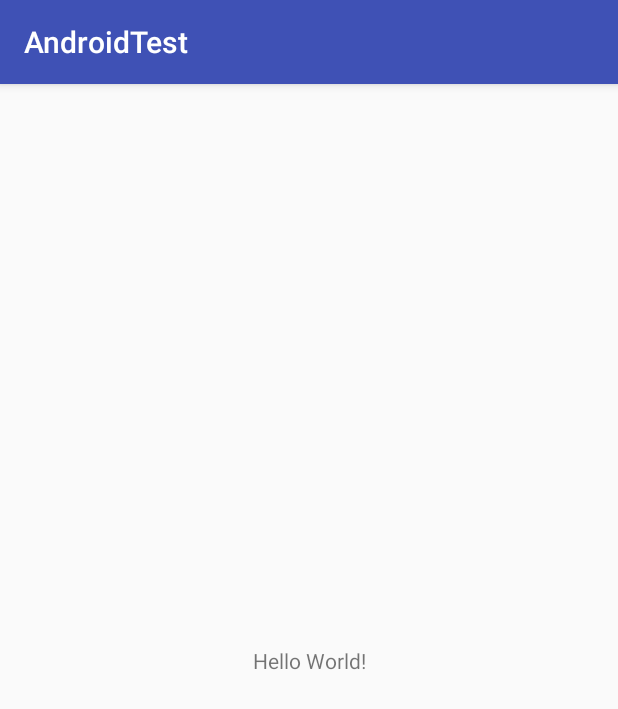
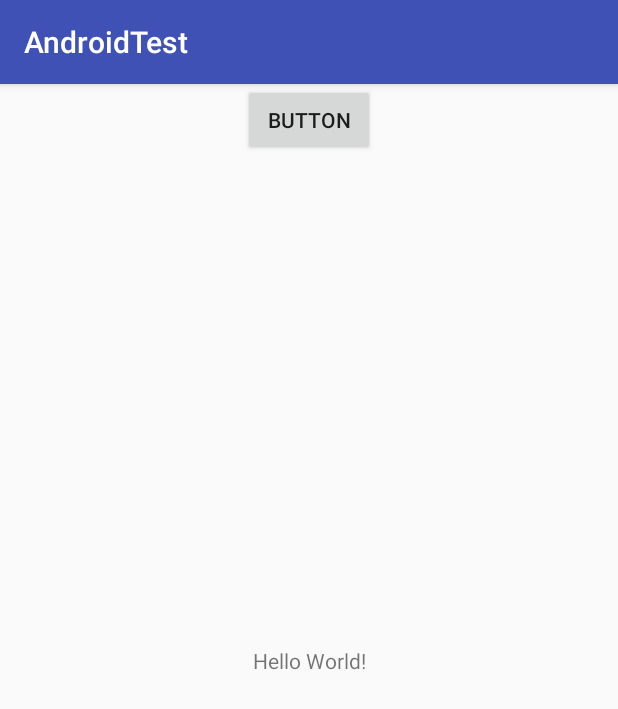
Before and after one commit to Mauricio75/AndroidTest, an Android app: the screen it shows after launch (MainActivity), on a phone screen of 412 x 824 dp. Shown: the top 709 px of the screen. Run offline under Robolectric (Android 15) with nearby library versions, the phone set to English and light mode, and no system bars.

Commit message:
added a button

```diff
--- a/app/src/main/res/layout/activity_main.xml
+++ b/app/src/main/res/layout/activity_main.xml
@@ -15,4 +15,15 @@
         app:layout_constraintRight_toRightOf="parent"
         app:layout_constraintTop_toTopOf="parent" />
 
+    <Button
+        android:id="@+id/button"
+        android:layout_width="wrap_content"
+        android:layout_height="wrap_content"
+        android:layout_marginEnd="8dp"
+        android:layout_marginStart="8dp"
+        android:text="Button"
+        app:layout_constraintEnd_toEndOf="parent"
+        app:layout_constraintStart_toStartOf="parent"
+        tools:layout_editor_absoluteY="307dp" />
+
 </android.support.constraint.ConstraintLayout>
```
